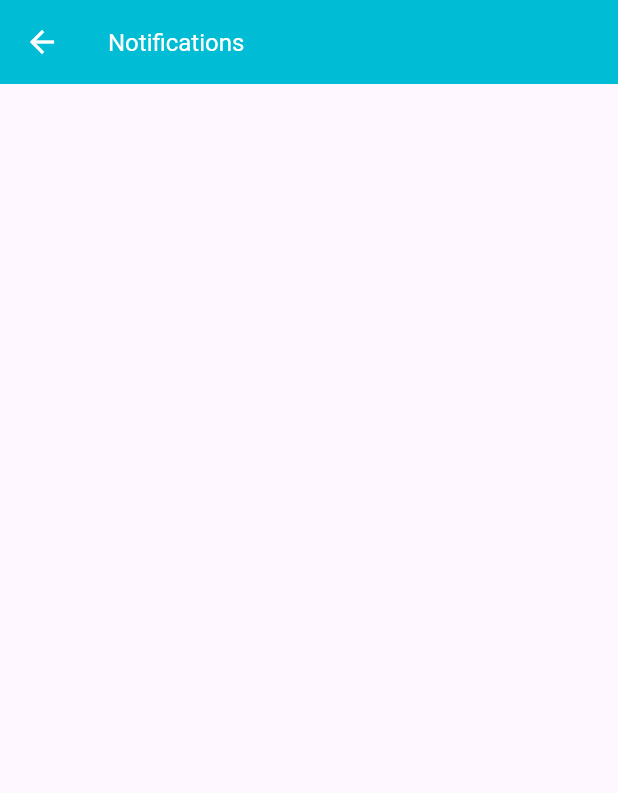
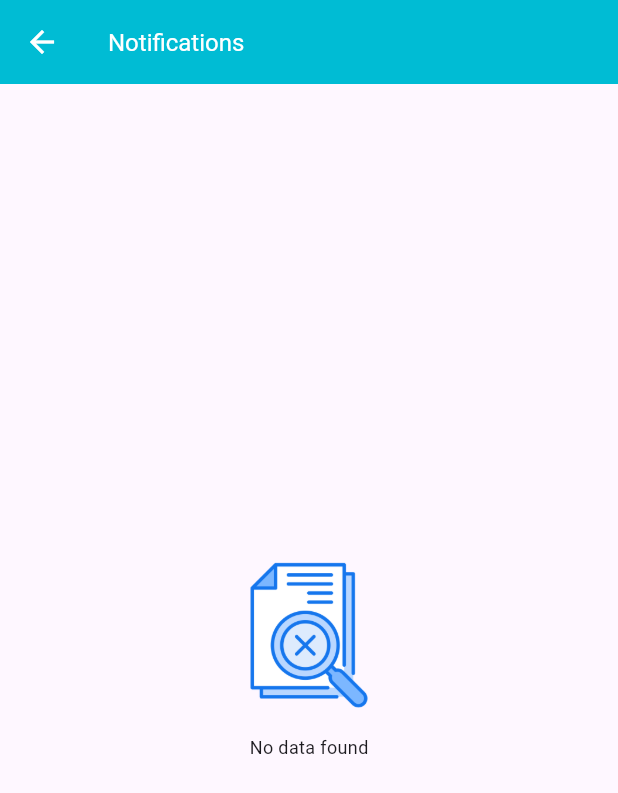
Before and after one commit to muradhossin/ecommerce_admin, a Flutter app: the NotificationPage screen opened by its route, on a phone screen of 412 x 824 dp. Shown: the top 793 px of the screen. Run offline on Flutter 3.47's test engine with Material 3 defaults, Android fonts, the phone set to English and light mode, and no system bars; our stand-ins replace cached_network_image, cloud_firestore, connectivity_plus, firebase_auth, firebase_core, firebase_messaging and 4 more; accounts and stored records are empty; Roboto replaces fonts that are missing (Poppins).

Commit message:
no data view added and notification list sorted using created time

```diff
--- /dev/null
+++ b/lib/core/components/no_data_view.dart
@@ -0,0 +1,30 @@
+import 'package:ecommerce_admin/core/constants/dimensions.dart';
+import 'package:ecommerce_admin/core/extensions/image_path.dart';
+import 'package:ecommerce_admin/core/extensions/style.dart';
+import 'package:flutter/material.dart';
+
+import 'custom_image.dart';
+
+class NoDataView extends StatelessWidget {
+  final String message;
+  const NoDataView({super.key, this.message = 'No data found'});
+
+  @override
+  Widget build(BuildContext context) {
+    return Center(
+      child: Column(crossAxisAlignment: CrossAxisAlignment.center, mainAxisAlignment: MainAxisAlignment.center,
+        children: [
+          CustomImage(
+            height: 100,
+            width: 100,
+            fit: BoxFit.fitWidth,
+            imagePath: Images.noDataImage,
+          ),
+          const SizedBox(height: Dimensions.paddingMedium),
+
+          Text(message, style: const TextStyle().regular.copyWith(fontSize: Dimensions.fontSizeExtraSmall)),
+        ],
+      )
+    );
+  }
+}
--- a/lib/core/extensions/image_path.dart
+++ b/lib/core/extensions/image_path.dart
@@ -14,4 +14,5 @@ extension ImagePath on String {
 
 class Images {
   static String logo = 'logo'.pngIcon;
+  static String noDataImage = 'no-data'.pngImage;
 }
--- a/lib/view/notification/models/notification_model.dart
+++ b/lib/view/notification/models/notification_model.dart
@@ -1,4 +1,5 @@
 
+import 'package:cloud_firestore/cloud_firestore.dart';
 import 'package:ecommerce_admin/view/user/models/user_model.dart';
 
 import '../../category/models/comment_model.dart';
@@ -14,6 +15,8 @@ const String notificationFieldComment = 'comment';
 const String notificationFieldUser = 'user';
 const String notificationFieldOrder = 'order';
 const String notificationFieldTypeData = 'typeData';
+const String notificationFieldTitle = 'title';
+const String notificationFieldCreatedAt = 'createdAt';
 
 class NotificationModel {
   String? id;
@@ -26,6 +29,7 @@ class NotificationModel {
   String? typedata;
   String? title;
   String? body;
+  DateTime? createdAt;
 
   NotificationModel({
     required this.id,
@@ -38,6 +42,7 @@ class NotificationModel {
     this.typedata,
     this.title,
     this.body,
+    this.createdAt,
 
   });
 
@@ -51,6 +56,8 @@ class NotificationModel {
       notificationFieldUser: userModel?.toMap(),
       notificationFieldOrder: orderModel?.toMap(),
       notificationFieldTypeData: typedata,
+      notificationFieldTitle: title,
+      notificationFieldCreatedAt: createdAt,
     };
   }
 
@@ -72,5 +79,9 @@ class NotificationModel {
             ? null
             : OrderModel.fromMap(map[notificationFieldOrder]),
         typedata: map[notificationFieldTypeData],
+        title: map[notificationFieldTitle],
+        createdAt: map[notificationFieldCreatedAt] == null
+            ? null
+            : (map[notificationFieldCreatedAt] as Timestamp).toDate(),
       );
 }
--- a/lib/view/notification/notification_page.dart
+++ b/lib/view/notification/notification_page.dart
@@ -1,4 +1,5 @@
 import 'package:ecommerce_admin/core/components/custom_appbar.dart';
+import 'package:ecommerce_admin/core/components/no_data_view.dart';
 import 'package:ecommerce_admin/view/notification/models/notification_model.dart';
 import 'package:ecommerce_admin/view/order/order_details_page.dart';
 import 'package:ecommerce_admin/view/product/product_details_page.dart';
@@ -18,8 +19,9 @@ class NotificationPage extends StatelessWidget {
     return Scaffold(
       appBar: const CustomAppbar(title: 'Notifications'),
       body: Consumer<NotificationProvider>(
-        builder: (context, provider, child) =>
-            ListView.builder(
+        builder: (context, provider, child) {
+          provider.sortNotificationList();
+          return provider.notificationList.isNotEmpty ? ListView.builder(
             itemCount: provider.notificationList.length,
             itemBuilder: (context, index) {
               final notification = provider.notificationList[index];
@@ -34,7 +36,9 @@ class NotificationPage extends StatelessWidget {
                   subtitle: Text(notification.message!),
                 ),
               );
-                },),
+            },)  : const Center(child: NoDataView(),);
+        }
+
       ),
     );
   }
--- a/lib/view/notification/provider/notification_provider.dart
+++ b/lib/view/notification/provider/notification_provider.dart
@@ -12,9 +12,13 @@ class NotificationProvider extends ChangeNotifier {
     NotificationRepository.getAllNotifications().listen((snapshot) {
       notificationList = List.generate(snapshot.docs.length,
           (index) => NotificationModel.fromMap(snapshot.docs[index].data()));
-      notificationList.sort((a, b) => (a.status == true ? 1 : 0).compareTo(b.status == true ? 1 : 0));
     notifyListeners();
     });
+  }
+
+  void sortNotificationList(){
+    notificationList.sort((a, b) => b.createdAt!.compareTo(a.createdAt!));
+    notificationList.sort((a, b) => (a.status == true ? 1 : 0).compareTo(b.status == true ? 1 : 0));
   }
 
   Future<void> updateNotificationStatus(String notId) =>
```
Also changed, not shown: assets/images/no-data.png (added). Lines whose indentation alone changed are shown as unchanged.
